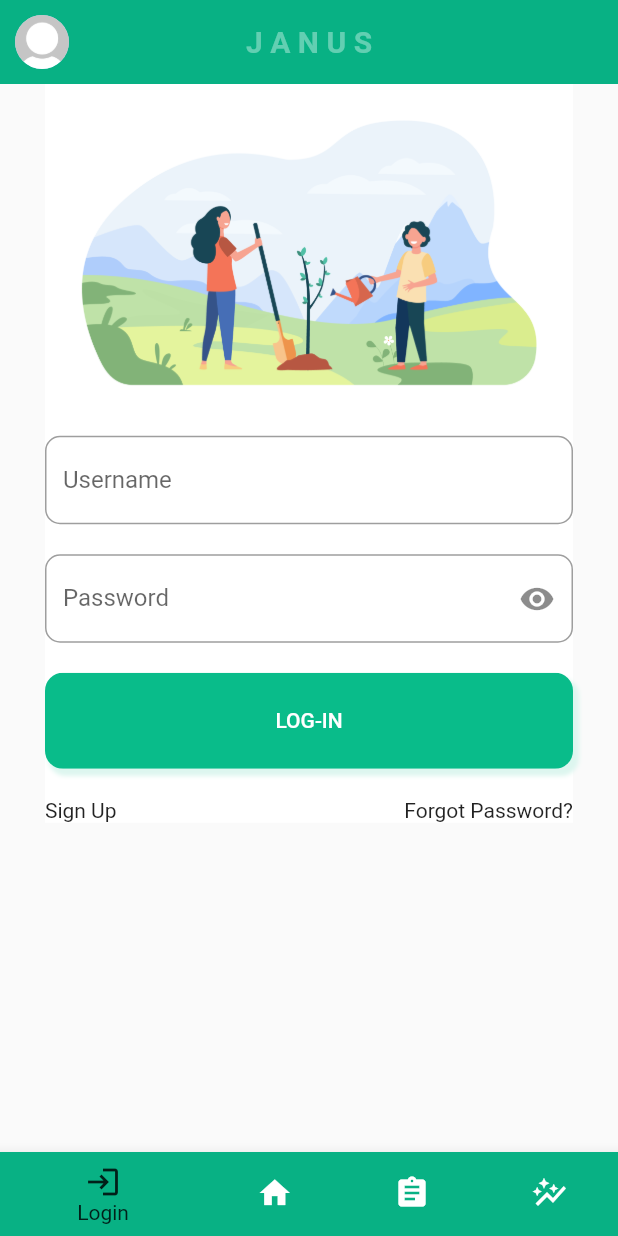
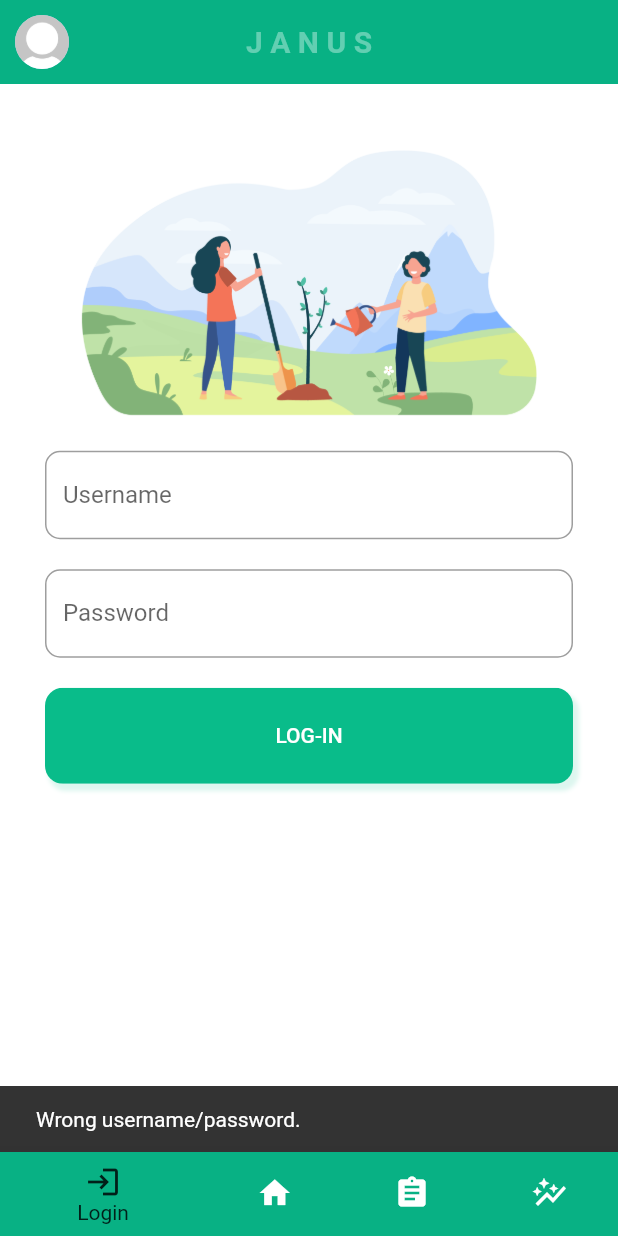
Before and after one commit to jeyeong/climate-ark-app, a Flutter app: the screen it shows after launch, after a tap on "LOG-IN", on a phone screen of 412 x 824 dp. Run offline on Flutter 3.47's test engine with Material 2 defaults, Android fonts, the light colour scheme and no system bars; our stand-ins replace fl_chart, fluttericon.

Commit message:
Completed login page

```diff
--- a/canvas/lib/views/landing_page.dart
+++ b/canvas/lib/views/landing_page.dart
@@ -1,3 +1,4 @@
+import 'package:canvas/constants.dart';
 import 'package:flutter/material.dart';
 import 'package:canvas/views/home_page.dart';
 import 'package:canvas/views/login_page.dart';
@@ -48,6 +49,7 @@ class _LandingPageState extends State<LandingPage> {
   @override
   Widget build(BuildContext context) {
     return Scaffold(
+      backgroundColor: primaryWhite,
       appBar: AppBar(
         leading: const ProfilePic(),
         title: const Text(
--- a/canvas/lib/views/login_page.dart
+++ b/canvas/lib/views/login_page.dart
@@ -17,94 +17,111 @@ class LoginPage extends StatefulWidget {
 }
 
 class _LoginPageState extends State<LoginPage> {
-  bool loggedIn = false;
+  final _formKey = GlobalKey<FormState>();
 
-  TextEditingController nameController = TextEditingController();
+  TextEditingController usernameController = TextEditingController();
   TextEditingController passwordController = TextEditingController();
 
-  void printLoginCredentials() {
-    if (nameController.text == 'techteam' &&
+  void checkLoginCredentials() {
+    if (usernameController.text == 'techteam' &&
         passwordController.text == '1234') {
-      setState(() {
-        loggedIn = true;
-      });
+      ScaffoldMessenger.of(context)
+          .showSnackBar(const SnackBar(content: Text('Logged in.')));
     } else {
-      print('Wrong user/pass!');
+      ScaffoldMessenger.of(context).showSnackBar(
+          const SnackBar(content: Text('Wrong username/password.')));
     }
   }
 
   @override
   Widget build(BuildContext context) {
-    /* Temporary simulation of logging in */
-    if (loggedIn) {
-      return const HomePage();
-    }
-
-    return Scaffold(
-      body: SafeArea(
-        child: SingleChildScrollView(
+    return SafeArea(
         child: Container(
-            margin: const EdgeInsets.symmetric(horizontal: 30),
-            color: primaryWhite,
+      margin: const EdgeInsets.symmetric(vertical: 20, horizontal: 30),
+      child: Form(
+        key: _formKey,
         child: Column(
+          crossAxisAlignment: CrossAxisAlignment.center,
           children: [
-                // Main content
-                SizedBox(
-                  child: Column(
-                    mainAxisAlignment: MainAxisAlignment.center,
-                    children: [
-                      Padding(
-                        padding: const EdgeInsets.fromLTRB(20, 20, 20, 30),
+            Container(
+              padding: const EdgeInsets.all(20),
               child: Image.asset('assets/hero.png'),
             ),
-                      InputField(
-                        title: 'Username',
-                        controller: nameController,
-                      ),
+            InputField(title: 'Username', controller: usernameController),
             const SizedBox(height: 20.0),
-                      PasswordField(
-                        controller: passwordController,
-                      ),
+            InputField(title: 'Password', controller: passwordController),
             const SizedBox(height: 20.0),
-                      Button(
-                        text: 'LOG-IN',
-                        callback: printLoginCredentials,
-                      ),
-                      const SizedBox(height: 20.0),
-                      Row(
-                        children: [
-                          InkWell(
-                            child: const Text('Sign Up'),
-                            onTap: () {
-                              Navigator.push(
-                                context,
-                                MaterialPageRoute(
-                                    builder: (context) => const SignUpPage()),
-                              );
-                            },
-                          ),
-                          const Spacer(),
-                          InkWell(
-                            child: const Text('Forgot Password?'),
-                            onTap: () {
-                              Navigator.push(
-                                context,
-                                MaterialPageRoute(
-                                    builder: (context) =>
-                                        const ForgotPassPage()),
-                              );
-                            },
-                          ),
-                        ],
-                      ),
-                    ],
-                  ),
-                )
+            Button(text: 'LOG-IN', callback: checkLoginCredentials),
           ],
         ),
       ),
-        ),
-      ),
-    );
+    ));
+
+    // return Scaffold(
+    //   body: SafeArea(
+    //     child: SingleChildScrollView(
+    //       child: Container(
+    //         margin: const EdgeInsets.symmetric(horizontal: 30),
+    //         color: primaryWhite,
+    //         child: Column(
+    //           children: [
+    //             // Main content
+    //             SizedBox(
+    //               child: Column(
+    //                 mainAxisAlignment: MainAxisAlignment.center,
+    //                 children: [
+    //                   Padding(
+    //                     padding: const EdgeInsets.fromLTRB(20, 20, 20, 30),
+    //                     child: Image.asset('assets/hero.png'),
+    //                   ),
+    //                   InputField(
+    //                     title: 'Username',
+    //                     controller: usernameController,
+    //                   ),
+    //                   const SizedBox(height: 20.0),
+    //                   PasswordField(
+    //                     controller: passwordController,
+    //                   ),
+    //                   const SizedBox(height: 20.0),
+    //                   Button(
+    //                     text: 'LOG-IN',
+    //                     callback: printLoginCredentials,
+    //                   ),
+    //                   const SizedBox(height: 20.0),
+    //                   Row(
+    //                     children: [
+    //                       InkWell(
+    //                         child: const Text('Sign Up'),
+    //                         onTap: () {
+    //                           Navigator.push(
+    //                             context,
+    //                             MaterialPageRoute(
+    //                                 builder: (context) => const SignUpPage()),
+    //                           );
+    //                         },
+    //                       ),
+    //                       const Spacer(),
+    //                       InkWell(
+    //                         child: const Text('Forgot Password?'),
+    //                         onTap: () {
+    //                           Navigator.push(
+    //                             context,
+    //                             MaterialPageRoute(
+    //                                 builder: (context) =>
+    //                                     const ForgotPassPage()),
+    //                           );
+    //                         },
+    //                       ),
+    //                     ],
+    //                   ),
+    //                 ],
+    //               ),
+    //             )
+    //           ],
+    //         ),
+    //       ),
+    //     ),
+    //   ),
+    // );
   }
 }
```
Lines whose indentation alone changed are shown as unchanged.
